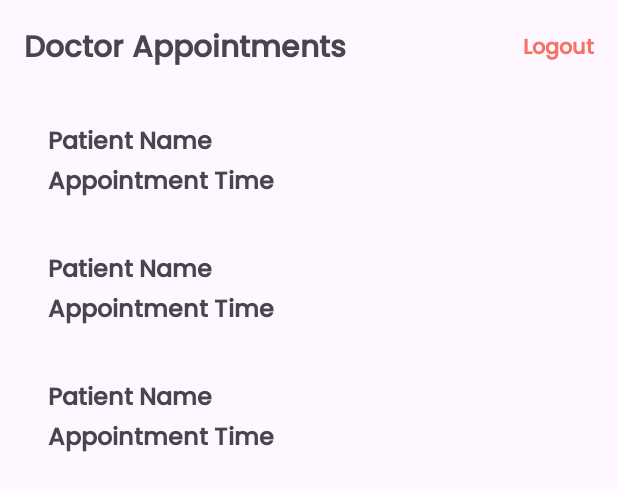
After one commit to varunvjha/MedConnect, an Android app: the layout activity_doctor.xml on its own in the app's theme, with its tools: preview values and no code run, on a phone screen of 412 x 824 dp. The commit adds this screen. Shown: the top 491 px of the screen. Run offline under Robolectric (Android 15) with nearby library versions, the phone set to English and light mode, and no system bars.

Commit message:
Added DoctorActivity.kt

```diff
--- a/app/build.gradle
+++ b/app/build.gradle
@@ -45,6 +45,7 @@ dependencies {
     implementation 'androidx.constraintlayout:constraintlayout:2.1.4'
     implementation 'androidx.room:room-common:2.6.0'
     implementation 'androidx.room:room-ktx:2.6.0'
+    implementation 'androidx.recyclerview:recyclerview:1.2.1'
     testImplementation 'junit:junit:4.13.2'
     androidTestImplementation 'androidx.test.ext:junit:1.1.5'
     androidTestImplementation 'androidx.test.espresso:espresso-core:3.5.1'
--- a/app/src/main/AndroidManifest.xml
+++ b/app/src/main/AndroidManifest.xml
@@ -12,6 +12,9 @@
         android:supportsRtl="true"
         android:theme="@style/Theme.MedConnect"
         tools:targetApi="31">
+        <activity
+            android:name=".ui.doctor.DoctorActivity"
+            android:exported="false" />
         <activity
             android:name=".ui.patient.PatientActivity"
             android:exported="false" />
--- a/app/src/main/java/com/flavumhealth/medconnect/LoginActivity.kt
+++ b/app/src/main/java/com/flavumhealth/medconnect/LoginActivity.kt
@@ -8,6 +8,7 @@ import android.widget.Toast
 import com.flavumhealth.medconnect.data.AppointmentRepository
 import com.flavumhealth.medconnect.data.RepositoryHolder
 import com.flavumhealth.medconnect.di.AppDatabase
+import com.flavumhealth.medconnect.ui.doctor.DoctorActivity
 import com.flavumhealth.medconnect.ui.patient.PatientActivity
 import com.google.android.material.textfield.TextInputEditText
 
@@ -38,7 +39,7 @@ class LoginActivity : AppCompatActivity() {
                 if (userId.startsWith("P", ignoreCase = true)) {
                     intent = Intent(this, PatientActivity::class.java)
                 } else if (userId.startsWith("D", ignoreCase = true)) {
-                    //TODO doctor activity
+                    intent = Intent(this, DoctorActivity::class.java)
                 }
                 intent.putExtra("user_id", userId)
                 startActivity(intent)
--- a/app/src/main/java/com/flavumhealth/medconnect/data/AppointmentRepository.kt
+++ b/app/src/main/java/com/flavumhealth/medconnect/data/AppointmentRepository.kt
@@ -1,5 +1,6 @@
 package com.flavumhealth.medconnect.data
 
+import android.util.Log
 import androidx.lifecycle.LiveData
 import com.flavumhealth.medconnect.data.model.Appointment
 import com.flavumhealth.medconnect.data.model.AppointmentStatus
@@ -34,6 +35,7 @@ class AppointmentRepository(private val appointmentDao: AppointmentDao) {
     }
 
     fun getAllAppointments(doctorId: String): LiveData<List<Appointment>> {
+        Log.d("DoctorAppointments", appointmentDao.getAllAppointments(doctorId).toString())
         return appointmentDao.getAllAppointments(doctorId)
     }
 }
--- /dev/null
+++ b/app/src/main/res/layout/activity_doctor.xml
@@ -0,0 +1,50 @@
+<?xml version="1.0" encoding="utf-8"?>
+<!-- res/layout/activity_doctor.xml -->
+
+<layout xmlns:android="http://schemas.android.com/apk/res/android"
+    xmlns:app="http://schemas.android.com/apk/res-auto"
+    xmlns:tools="http://schemas.android.com/tools">
+
+    <data>
+
+    </data>
+
+    <RelativeLayout
+        android:layout_width="match_parent"
+        android:layout_height="match_parent"
+        android:padding="16dp">
+
+        <TextView
+            android:id="@+id/tvTitle"
+            android:layout_width="wrap_content"
+            android:layout_height="wrap_content"
+            android:text="Doctor Appointments"
+            android:textSize="20sp"
+            android:fontFamily="@font/poppins_medium"
+            android:textStyle="bold" />
+
+        <TextView
+            android:id="@+id/btnLogout"
+            android:layout_width="wrap_content"
+            android:layout_height="wrap_content"
+            android:layout_alignTop="@id/tvTitle"
+            android:layout_alignBottom="@id/tvTitle"
+            android:layout_alignParentEnd="true"
+            android:fontFamily="@font/poppins_medium"
+            android:gravity="center_vertical"
+            android:text="@string/logout"
+            android:textColor="@color/colorPrimary"
+            android:textStyle="bold" />
+
+        <androidx.recyclerview.widget.RecyclerView
+            android:id="@+id/rvDoctorAppointments"
+            android:layout_width="match_parent"
+            android:layout_height="match_parent"
+            android:layout_below="@id/tvTitle"
+            android:layout_marginTop="16dp"
+            app:layoutManager="androidx.recyclerview.widget.LinearLayoutManager"
+            tools:listitem="@layout/item_doctor_appointment" />
+
+    </RelativeLayout>
+
+</layout>
--- /dev/null
+++ b/app/src/main/res/layout/item_doctor_appointment.xml
@@ -0,0 +1,34 @@
+<?xml version="1.0" encoding="utf-8"?>
+<layout xmlns:android="http://schemas.android.com/apk/res/android">
+
+    <data>
+        <variable
+            name="appointment"
+            type="com.flavumhealth.medconnect.data.model.Appointment" />
+    </data>
+
+    <LinearLayout
+        android:layout_width="match_parent"
+        android:layout_height="wrap_content"
+        android:orientation="vertical"
+        android:padding="16dp">
+
+        <TextView
+            android:id="@+id/tvPatientName"
+            android:layout_width="wrap_content"
+            android:layout_height="wrap_content"
+            android:text="Patient Name"
+            android:textSize="16sp"
+            android:fontFamily="@font/poppins_medium"
+            android:textStyle="bold" />
+
+        <TextView
+            android:id="@+id/tvDateTime"
+            android:layout_width="wrap_content"
+            android:layout_height="wrap_content"
+            android:text="Appointment Time"
+            android:textSize="16sp"
+            android:fontFamily="@font/poppins_medium"
+            android:textStyle="bold" />
+    </LinearLayout>
+</layout>
```
Also changed, not shown: app/src/main/java/com/flavumhealth/medconnect/ui/adapter/DoctorAppointmentAdapter.kt (added, +41 -0 lines), app/src/main/java/com/flavumhealth/medconnect/ui/doctor/DoctorActivity.kt (added, +55 -0 lines), app/src/main/java/com/flavumhealth/medconnect/ui/doctor/DoctorViewModel.kt (+4 -4 lines), app/src/main/java/com/flavumhealth/medconnect/ui/patient/PatientActivity.kt (+6 -2 lines), app/src/main/java/com/flavumhealth/medconnect/ui/patient/PatientViewModel.kt (+4 -4 lines).
